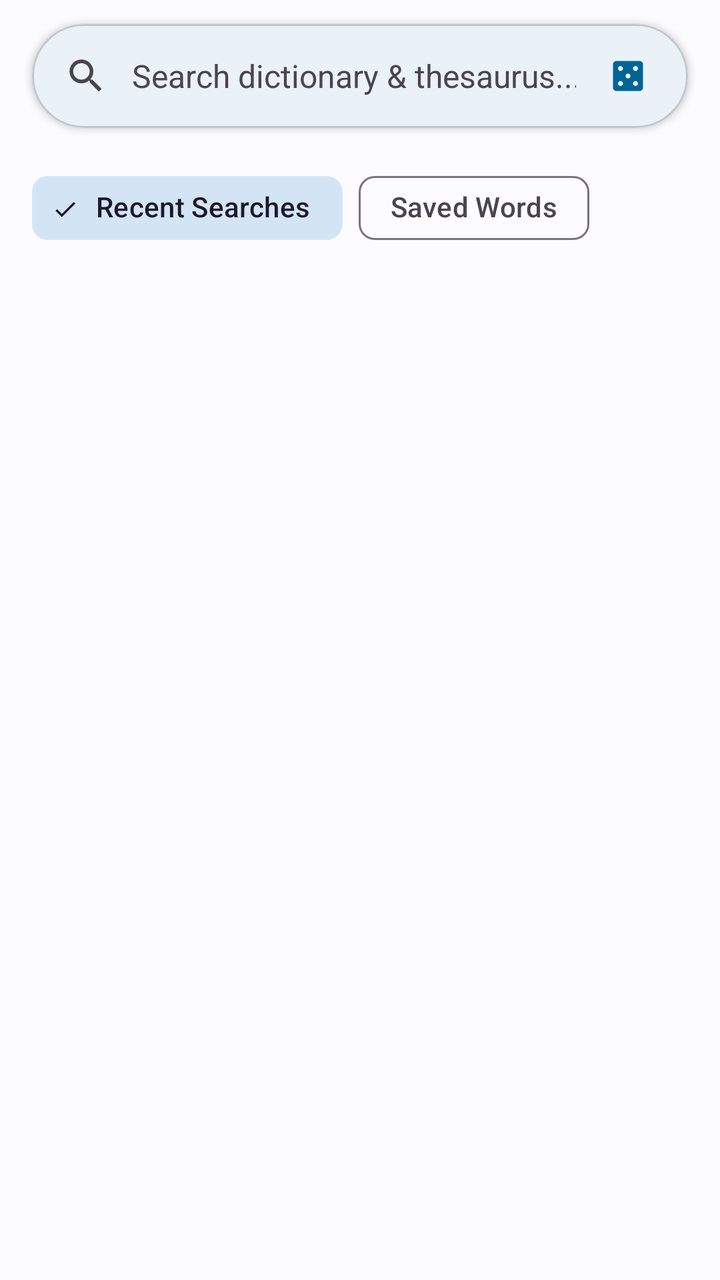
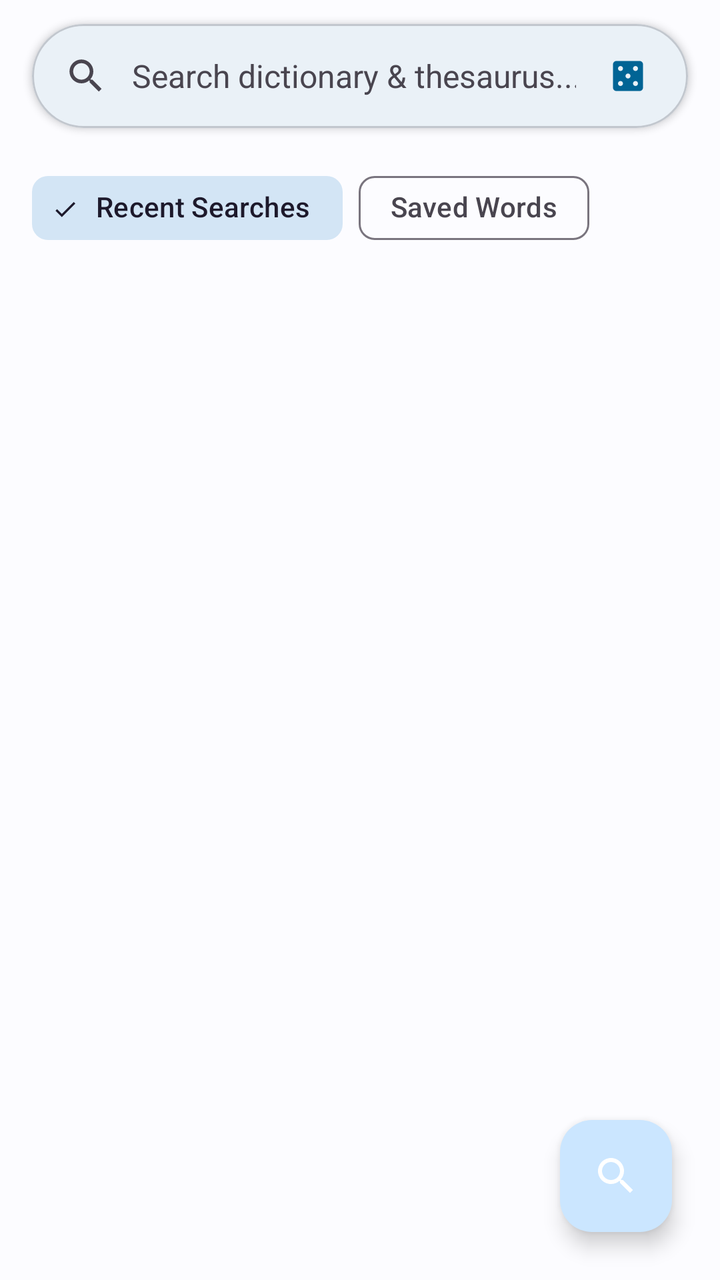

Two renders of the same Android screen: before a commit and after it. Below are the layout's source before the change and the commit's diff.
<!-- AndroidManifest.xml: application theme Theme.Dict -->
<!-- res/layout/activity_main.xml -->
<?xml version="1.0" encoding="utf-8"?>
<androidx.coordinatorlayout.widget.CoordinatorLayout xmlns:android="http://schemas.android.com/apk/res/android"
    xmlns:app="http://schemas.android.com/apk/res-auto"
    android:id="@+id/rootLayout"
    android:layout_width="match_parent"
    android:layout_height="match_parent"
    android:fitsSystemWindows="true">

    <LinearLayout
        android:layout_width="match_parent"
        android:layout_height="match_parent"
        android:orientation="vertical">

        
        <com.google.android.material.card.MaterialCardView
            android:id="@+id/cardSearch"
            android:layout_width="match_parent"
            android:layout_height="wrap_content"
            android:layout_marginStart="16dp"
            android:layout_marginTop="12dp"
            android:layout_marginEnd="16dp"
            android:layout_marginBottom="8dp"
            app:cardCornerRadius="28dp"
            app:cardElevation="2dp"
            app:strokeColor="?attr/colorOutlineVariant"
            app:strokeWidth="1dp">

            <LinearLayout
                android:layout_width="match_parent"
                android:layout_height="52dp"
                android:gravity="center_vertical"
                android:orientation="horizontal"
                android:paddingStart="16dp"
                android:paddingEnd="12dp">

                <ImageView
                    android:id="@+id/iconSearch"
                    android:layout_width="22dp"
                    android:layout_height="22dp"
                    android:contentDescription="@null"
                    android:src="@drawable/ic_search"
                    app:tint="?android:attr/textColorSecondary" />

                <EditText
                    android:id="@+id/editSearch"
                    android:layout_width="0dp"
                    android:layout_height="match_parent"
                    android:layout_marginStart="12dp"
                    android:layout_marginEnd="8dp"
                    android:layout_weight="1"
                    android:background="@null"
                    android:hint="Search dictionary &amp; thesaurus..."
                    android:imeOptions="actionSearch"
                    android:importantForAutofill="no"
                    android:inputType="text|textNoSuggestions"
                    android:maxLines="1"
                    android:textColor="?android:attr/textColorPrimary"
                    android:textColorHint="?android:attr/textColorSecondary"
                    android:textSize="16sp" />

                <ImageView
                    android:id="@+id/btnClear"
                    android:layout_width="36dp"
                    android:layout_height="36dp"
                    android:background="?attr/selectableItemBackgroundBorderless"
                    android:contentDescription="Clear search"
                    android:padding="8dp"
                    android:src="@drawable/ic_clear"
                    android:visibility="gone"
                    app:tint="?android:attr/textColorSecondary" />

                <ImageView
                    android:id="@+id/btnRandom"
                    android:layout_width="36dp"
                    android:layout_height="36dp"
                    android:background="?attr/selectableItemBackgroundBorderless"
                    android:contentDescription="Random word"
                    android:padding="8dp"
                    android:src="@drawable/ic_casino"
                    app:tint="?attr/colorPrimary" />

            </LinearLayout>

        </com.google.android.material.card.MaterialCardView>

        
        <com.google.android.material.progressindicator.LinearProgressIndicator
            android:id="@+id/progressLoading"
            android:layout_width="match_parent"
            android:layout_height="wrap_content"
            android:indeterminate="true"
            android:visibility="gone" />

        
        <FrameLayout
            android:layout_width="match_parent"
            android:layout_height="0dp"
            android:layout_weight="1">

            
            <LinearLayout
                android:id="@+id/viewHome"
                android:layout_width="match_parent"
                android:layout_height="match_parent"
                android:orientation="vertical"
                android:paddingStart="16dp"
                android:paddingEnd="16dp">

                
                <com.google.android.material.chip.ChipGroup
                    android:id="@+id/chipGroupHome"
                    android:layout_width="wrap_content"
                    android:layout_height="wrap_content"
                    android:layout_marginTop="8dp"
                    app:singleSelection="true">

                    <com.google.android.material.chip.Chip
                        android:id="@+id/chipHistory"
                        style="@style/Widget.Material3.Chip.Filter"
                        android:layout_width="wrap_content"
                        android:layout_height="wrap_content"
                        android:checked="true"
                        android:text="Recent Searches" />

                    <com.google.android.material.chip.Chip
                        android:id="@+id/chipBookmarks"
                        style="@style/Widget.Material3.Chip.Filter"
                        android:layout_width="wrap_content"
                        android:layout_height="wrap_content"
                        android:text="Saved Words" />

                </com.google.android.material.chip.ChipGroup>

                <androidx.recyclerview.widget.RecyclerView
                    android:id="@+id/recyclerHome"
                    android:layout_width="match_parent"
                    android:layout_height="0dp"
                    android:layout_marginTop="8dp"
                    android:layout_weight="1"
                    android:overScrollMode="never" />

                
                <TextView
                    android:id="@+id/textHomeEmpty"
                    android:layout_width="match_parent"
                    android:layout_height="wrap_content"
                    android:layout_marginTop="48dp"
                    android:gravity="center"
                    android:text="No recent searches.\nType a word above to search 380,000+ definitions."
                    android:textColor="?android:attr/textColorSecondary"
                    android:textSize="15sp"
                    android:visibility="gone" />

            </LinearLayout>

            
            <androidx.recyclerview.widget.RecyclerView
                android:id="@+id/recyclerSuggestions"
                android:layout_width="match_parent"
                android:layout_height="match_parent"
                android:overScrollMode="never"
                android:visibility="gone" />

            
            <androidx.core.widget.NestedScrollView
                android:id="@+id/viewWordDetail"
                android:layout_width="match_parent"
                android:layout_height="match_parent"
                android:overScrollMode="never"
                android:visibility="gone">

                <LinearLayout
                    android:layout_width="match_parent"
                    android:layout_height="wrap_content"
                    android:orientation="vertical"
                    android:paddingStart="16dp"
                    android:paddingTop="8dp"
                    android:paddingEnd="16dp"
                    android:paddingBottom="24dp">

                    
                    <LinearLayout
                        android:layout_width="match_parent"
                        android:layout_height="wrap_content"
                        android:gravity="center_vertical"
                        android:orientation="horizontal">

                        <TextView
                            android:id="@+id/textHeadword"
                            android:layout_width="0dp"
                            android:layout_height="wrap_content"
                            android:layout_weight="1"
                            android:textColor="?android:attr/textColorPrimary"
                            android:textSize="28sp"
                            android:textStyle="bold" />

                        
                        <ImageView
                            android:id="@+id/btnSpeak"
                            android:layout_width="40dp"
                            android:layout_height="40dp"
                            android:background="?attr/selectableItemBackgroundBorderless"
                            android:contentDescription="Pronounce word"
                            android:padding="8dp"
                            android:src="@drawable/ic_volume_up"
                            app:tint="?attr/colorPrimary" />

                        
                        <ImageView
                            android:id="@+id/btnBookmark"
                            android:layout_width="40dp"
                            android:layout_height="40dp"
                            android:background="?attr/selectableItemBackgroundBorderless"
                            android:contentDescription="Bookmark word"
                            android:padding="8dp"
                            android:src="@drawable/ic_bookmark_border"
                            app:tint="?attr/colorPrimary" />

                        
                        <ImageView
                            android:id="@+id/btnCopy"
                            android:layout_width="40dp"
                            android:layout_height="40dp"
                            android:background="?attr/selectableItemBackgroundBorderless"
                            android:contentDescription="Copy definition"
                            android:padding="8dp"
                            android:src="@drawable/ic_content_copy"
                            app:tint="?android:attr/textColorSecondary" />

                        
                        <ImageView
                            android:id="@+id/btnShare"
                            android:layout_width="40dp"
                            android:layout_height="40dp"
                            android:background="?attr/selectableItemBackgroundBorderless"
                            android:contentDescription="Share word"
                            android:padding="8dp"
                            android:src="@drawable/ic_share"
                            app:tint="?android:attr/textColorSecondary" />

                    </LinearLayout>

                    
                    <View
                        android:layout_width="match_parent"
                        android:layout_height="1dp"
                        android:layout_marginTop="12dp"
                        android:layout_marginBottom="16dp"
                        android:background="?attr/colorOutlineVariant" />

                    
                    <androidx.recyclerview.widget.RecyclerView
                        android:id="@+id/recyclerSenses"
                        android:layout_width="match_parent"
                        android:layout_height="wrap_content"
                        android:nestedScrollingEnabled="false"
                        android:overScrollMode="never" />

                </LinearLayout>

            </androidx.core.widget.NestedScrollView>

        </FrameLayout>

    </LinearLayout>

</androidx.coordinatorlayout.widget.CoordinatorLayout>
<!-- resources referenced by this layout -->
<resources>
  <!-- drawable ic_bookmark_border (drawable) -->
  <vector xmlns:android="http://schemas.android.com/apk/res/android"
      android:width="24dp"
      android:height="24dp"
      android:viewportWidth="24"
      android:viewportHeight="24">
    <path
        android:fillColor="#FFFFFFFF"
        android:pathData="M17,3H7c-1.1,0 -1.99,0.9 -1.99,2L5,21l7,-3 7,3V5c0,-1.1 -0.9,-2 -2,-2zm0,15l-5,-2.18L7,18V5h10v13z"/>
  </vector>
  <!-- drawable ic_clear (drawable) -->
  <vector xmlns:android="http://schemas.android.com/apk/res/android"
      android:width="24dp"
      android:height="24dp"
      android:viewportWidth="24"
      android:viewportHeight="24">
    <path
        android:fillColor="#FFFFFFFF"
        android:pathData="M19,6.41L17.59,5 12,10.59 6.41,5 5,6.41 10.59,12 5,17.59 6.41,19 12,13.41 17.59,19 19,17.59 13.41,12z"/>
  </vector>
  <!-- drawable ic_content_copy (drawable) -->
  <vector xmlns:android="http://schemas.android.com/apk/res/android"
      android:width="24dp"
      android:height="24dp"
      android:viewportWidth="24"
      android:viewportHeight="24">
    <path
        android:fillColor="#FFFFFFFF"
        android:pathData="M16,1H4c-1.1,0 -2,0.9 -2,2v14h2V3h12V1zm3,4H8c-1.1,0 -2,0.9 -2,2v14c0,1.1 0.9,2 2,2h11c1.1,0 2,-0.9 2,-2V7c0,-1.1 -0.9,-2 -2,-2zm0,16H8V7h11v14z"/>
  </vector>
  <!-- drawable ic_search (drawable) -->
  <vector xmlns:android="http://schemas.android.com/apk/res/android"
      android:width="24dp"
      android:height="24dp"
      android:viewportWidth="24"
      android:viewportHeight="24">
    <path
        android:fillColor="#FFFFFFFF"
        android:pathData="M15.5,14h-0.79l-0.28,-0.27C15.41,12.59 16,11.11 16,9.5 16,5.91 13.09,3 9.5,3S3,5.91 3,9.5 5.91,16 9.5,16c1.61,0 3.09,-0.59 4.23,-1.57l0.27,0.28v0.79l5,4.99L20.49,19l-4.99,-5zM9.5,14C7.01,14 5,11.99 5,9.5S7.01,5 9.5,5 14,7.01 14,9.5 11.99,14 9.5,14z"/>
  </vector>
  <!-- drawable ic_share (drawable) -->
  <vector xmlns:android="http://schemas.android.com/apk/res/android"
      android:width="24dp"
      android:height="24dp"
      android:viewportWidth="24"
      android:viewportHeight="24">
    <path
        android:fillColor="#FFFFFFFF"
        android:pathData="M18,16.08c-0.76,0 -1.44,0.3 -1.96,0.77L8.91,12.7c0.05,-0.23 0.09,-0.46 0.09,-0.7s-0.04,-0.47 -0.09,-0.7l7.05,-4.11c0.54,0.5 1.25,0.81 2.04,0.81 1.66,0 3,-1.34 3,-3s-1.34,-3 -3,-3 -3,1.34 -3,3c0,0.24 0.04,0.47 0.09,0.7L8.04,9.81C7.5,9.31 6.79,9 6,9c-1.66,0 -3,1.34 -3,3s1.34,3 3,3c0.79,0 1.5,-0.31 2.04,-0.81l7.12,4.16c-0.05,0.21 -0.08,0.43 -0.08,0.65 0,1.61 1.31,2.92 2.92,2.92s2.92,-1.31 2.92,-2.92c0,-1.61 -1.31,-2.92 -2.92,-2.92z"/>
  </vector>
  <!-- drawable ic_volume_up (drawable) -->
  <vector xmlns:android="http://schemas.android.com/apk/res/android"
      android:width="24dp"
      android:height="24dp"
      android:viewportWidth="24"
      android:viewportHeight="24">
    <path
        android:fillColor="#FFFFFFFF"
        android:pathData="M3,9v6h4l5,5V4L7,9H3zm13.5,3c0,-1.77 -1.02,-3.29 -2.5,-4.03v8.05c1.48,-0.73 2.5,-2.25 2.5,-4.02zM14,3.23v2.06c2.89,0.86 5,3.54 5,6.71s-2.11,5.85 -5,6.71v2.06c4.01,-0.91 7,-4.49 7,-8.77s-2.99,-7.86 -7,-8.77z"/>
  </vector>
  <color name="md_theme_light_primary">#006495</color>
  <color name="md_theme_light_onPrimary">#FFFFFF</color>
  <color name="md_theme_light_primaryContainer">#CBE6FF</color>
  <color name="md_theme_light_onPrimaryContainer">#001E30</color>
  <color name="md_theme_light_secondary">#50606E</color>
  <color name="md_theme_light_secondaryContainer">#D3E5F5</color>
  <color name="md_theme_light_background">#FCFCFF</color>
  <color name="md_theme_light_surface">#FCFCFF</color>
  <color name="md_theme_light_onSurface">#191C1E</color>
  <color name="md_theme_light_outlineVariant">#C2C7CE</color>
  <!-- unchanged entries left out for length: 2 -->
</resources>

<!-- the commit's change to res/layout/activity_main.xml (unified diff, before → after) -->
@@ -185,14 +185,31 @@
                         android:gravity="center_vertical"
                         android:orientation="horizontal">
 
-                        <TextView
-                            android:id="@+id/textHeadword"
+                        <LinearLayout
                             android:layout_width="0dp"
                             android:layout_height="wrap_content"
                             android:layout_weight="1"
-                            android:textColor="?android:attr/textColorPrimary"
-                            android:textSize="28sp"
-                            android:textStyle="bold" />
+                            android:orientation="vertical">
+
+                            <TextView
+                                android:id="@+id/textHeadword"
+                                android:layout_width="wrap_content"
+                                android:layout_height="wrap_content"
+                                android:textColor="?android:attr/textColorPrimary"
+                                android:textSize="28sp"
+                                android:textStyle="bold" />
+
+                            <TextView
+                                android:id="@+id/textIpa"
+                                android:layout_width="wrap_content"
+                                android:layout_height="wrap_content"
+                                android:layout_marginTop="2dp"
+                                android:textColor="?attr/colorPrimary"
+                                android:textSize="16sp"
+                                android:textStyle="italic"
+                                android:visibility="gone" />
+
+                        </LinearLayout>
 
                         
                         <ImageView
@@ -249,6 +266,15 @@
                         android:background="?attr/colorOutlineVariant" />
 
                     
+                    <WebView
+                        android:id="@+id/webWordDetail"
+                        android:layout_width="match_parent"
+                        android:layout_height="wrap_content"
+                        android:nestedScrollingEnabled="false"
+                        android:overScrollMode="never"
+                        android:visibility="gone" />
+
+                    
                     <androidx.recyclerview.widget.RecyclerView
                         android:id="@+id/recyclerSenses"
                         android:layout_width="match_parent"
@@ -264,4 +290,16 @@
 
     </LinearLayout>
 
+    
+    <com.google.android.material.floatingactionbutton.FloatingActionButton
+        android:id="@+id/fabSearch"
+        android:layout_width="wrap_content"
+        android:layout_height="wrap_content"
+        android:layout_gravity="bottom|end"
+        android:layout_margin="24dp"
+        android:contentDescription="Search"
+        android:src="@drawable/ic_search"
+        app:elevation="6dp"
+        app:tint="?attr/colorOnPrimary" />
+
 </androidx.coordinatorlayout.widget.CoordinatorLayout>
